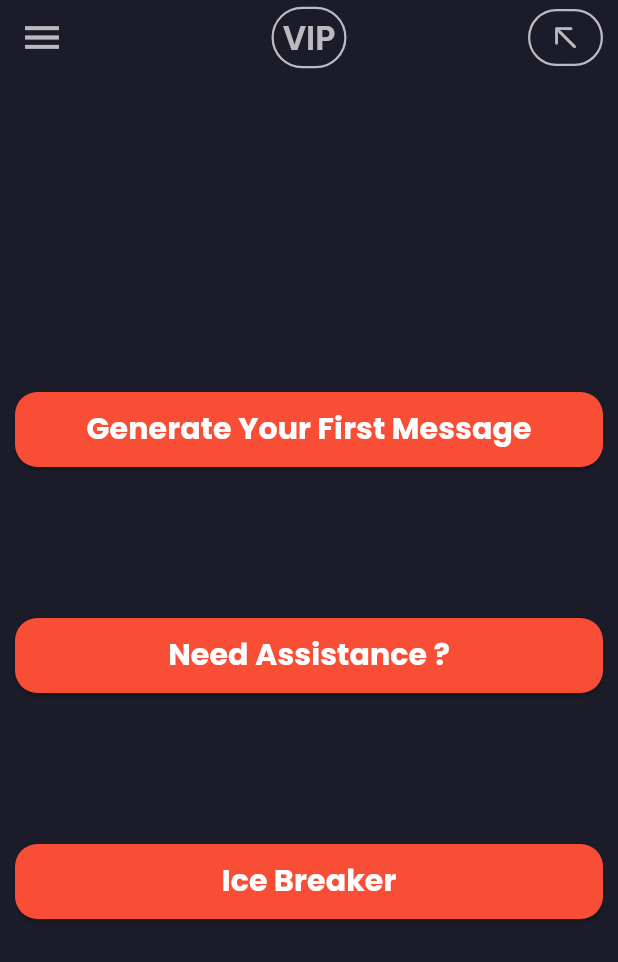
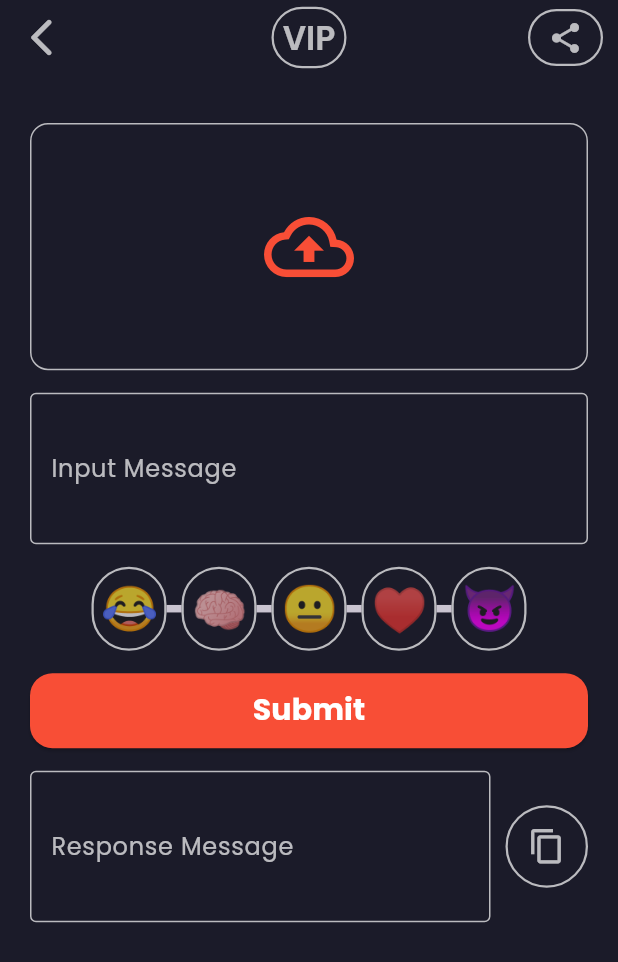
Before and after one commit to Ch-Adrees/AI-Dating-Assistant, a Flutter app: the screen it shows after launch, after a tap on "Need Assistance ?", on a phone screen of 412 x 824 dp. Shown: the top 962 px of the screen. Run offline on Flutter 3.47's test engine with Material 3 defaults, Android fonts, the phone set to English and light mode, and no system bars; our stand-ins replace get.

Commit message:
almost UI is Completed

```diff
--- a/lib/components/constants.dart
+++ b/lib/components/constants.dart
@@ -4,4 +4,9 @@ class Constants {
   static Color primaryColor = Colors.white70;
   static Color buttonBgColor = const Color.fromARGB(255, 248, 78, 54);
   static Color whiteSecondaryColor = Colors.white;
+  static List<Color> listOfColors = [
+    Colors.red,
+    Colors.blueAccent,
+  ];
+
 }
--- a/lib/components/custom_app_bar.dart
+++ b/lib/components/custom_app_bar.dart
@@ -1,26 +1,23 @@
-import 'package:flutter/cupertino.dart';
 import 'package:flutter/material.dart';
+
 import 'package:rizzhub/components/constants.dart';
 import 'package:rizzhub/components/custom_icon.dart';
 
-class CustomAppBar extends StatefulWidget implements PreferredSizeWidget {
-  const CustomAppBar({super.key});
+class CustomAppBar extends StatelessWidget implements PreferredSizeWidget {
+  const CustomAppBar({super.key, this.whichScreen, required this.onTap, this.widgetContext});
+  final String? whichScreen;
+  final VoidCallback onTap;
+  final BuildContext? widgetContext;
 
-  @override
-  State<CustomAppBar> createState() => _CustomAppBarState();
-
-  @override
-  Size get preferredSize => const Size.fromHeight(50.0);
-}
-
-class _CustomAppBarState extends State<CustomAppBar> {
   @override
   Widget build(BuildContext context) {
     return AppBar(
       leading: IconButton(
-        onPressed: () {},
+        onPressed: onTap,
         icon: Icon(
-          Icons.menu,
+          whichScreen != null && whichScreen == "home"
+              ? Icons.menu
+              : Icons.arrow_back_ios_rounded,
           color: Constants.primaryColor,
           size: 30,
         ),
@@ -37,7 +34,7 @@ class _CustomAppBarState extends State<CustomAppBar> {
           child: CustomIconButton(
             onTap: () {},
             icon: Icon(
-              CupertinoIcons.arrow_up_left,
+              Icons.share,
               color: Constants.primaryColor,
             ),
             height: 38,
@@ -47,4 +44,7 @@ class _CustomAppBarState extends State<CustomAppBar> {
       ],
     );
   }
+
+  @override
+  Size get preferredSize => const Size.fromHeight(50.0);
 }
--- a/lib/components/custom_icon.dart
+++ b/lib/components/custom_icon.dart
@@ -10,12 +10,16 @@ class CustomIconButton extends StatelessWidget {
       this.radius,
       this.width,
       required this.onTap,
-      this.icon});
+      this.icon,
+      this.containerInnerColor
+
+      });
   final double? height, width, fontSize;
   final String? centerItem;
   final Icon? icon;
   final VoidCallback onTap;
   final double? radius;
+  final Color? containerInnerColor;
 
   @override
   Widget build(BuildContext context) {
@@ -23,9 +27,11 @@ class CustomIconButton extends StatelessWidget {
         padding: const EdgeInsets.all(5.0),
         height: height,
         width: width,
+
         decoration: BoxDecoration(
           border: Border.all(width: 1.5, color: Constants.primaryColor),
           borderRadius: BorderRadius.circular(radius ?? 100),
+          color: containerInnerColor,
         ),
         child: InkWell(
           onTap: onTap,
--- /dev/null
+++ b/lib/components/custom_textField.dart
@@ -0,0 +1,45 @@
+import 'package:flutter/material.dart';
+import 'package:rizzhub/components/constants.dart';
+
+class CustomTextfield extends StatefulWidget {
+  const CustomTextfield(
+      {super.key,
+      this.focusNode,
+      required this.maxLines,
+      required this.hintText,
+      required this.label});
+  final FocusNode? focusNode;
+  final int maxLines;
+  final String hintText;
+  final String label;
+
+  @override
+  State<CustomTextfield> createState() => _CustomTextfieldState();
+}
+
+class _CustomTextfieldState extends State<CustomTextfield> {
+  @override
+  Widget build(BuildContext context) {
+    return TextFormField(
+      cursorColor: Constants.primaryColor,
+      maxLines: widget.maxLines,
+      focusNode: widget.focusNode,
+      decoration: InputDecoration(
+        contentPadding: const EdgeInsets.all(10),
+        hintText: widget.hintText,
+        label: Text(
+          widget.label,
+          style: TextStyle(
+            color: Constants.primaryColor,
+            fontFamily: "Poppins",
+          ),
+        ),
+      ),
+      style: const TextStyle(
+        color: Colors.white,
+        fontSize: 18,
+        fontFamily: "Poppins",
+      ),
+    );
+  }
+}
--- /dev/null
+++ b/lib/components/custom_tile.dart
@@ -0,0 +1,25 @@
+import 'package:flutter/material.dart';
+import 'package:rizzhub/components/constants.dart';
+
+class CustomListTile extends StatelessWidget {
+  const CustomListTile(
+      {super.key,
+      required this.onTap,
+      required this.icon,
+      required this.title});
+  final VoidCallback onTap;
+  final Icon icon;
+  final String title;
+
+  @override
+  Widget build(BuildContext context) {
+    return ListTile(
+      onTap: onTap,
+      leading: icon,
+      title: Text(title),
+      iconColor: Constants.buttonBgColor,
+      splashColor: Colors.white54,
+      textColor: Constants.primaryColor,
+    );
+  }
+}
--- /dev/null
+++ b/lib/components/styles_button.dart
@@ -0,0 +1,15 @@
+import 'package:flutter/material.dart';
+import 'package:rizzhub/components/custom_icon.dart';
+
+class StylesButton extends StatelessWidget {
+  const StylesButton({super.key});
+
+  @override
+  Widget build(BuildContext context) {
+    return Row(
+      children: List.generate(5, (index) {
+        return CustomIconButton(onTap: () {});
+      }),
+    );
+  }
+}
--- a/lib/components/theme.dart
+++ b/lib/components/theme.dart
@@ -21,12 +21,12 @@ class ThemeOfApp {
       )),
       enabledBorder: OutlineInputBorder(
           borderSide: BorderSide(
-        color: Colors.white,
+        color: Colors.white70,
       )),
       focusedBorder: OutlineInputBorder(
-          borderSide: BorderSide(
-        color: Colors.white,
-      ),
+        borderSide: BorderSide(
+          color: Colors.white,
+        ),
       ),
     ),
     textTheme: const TextTheme(
--- /dev/null
+++ b/lib/controllers/views/assistant_screen_controller.dart
@@ -0,0 +1,41 @@
+import 'package:flutter/material.dart';
+import 'package:get/get.dart';
+
+class AssistantScreenController extends GetxController {
+  Color containerInnerColor= Colors.white54;
+  int index = -1;
+  final List<String> emojies = ["😂", "🧠", "😐", "♥", "😈"];
+  String modeValue = "";
+
+  void onTapEmojie(int i) {
+    containerInnerColor = Colors.white54;
+    index = i;
+    switch (i) {
+      case 0:
+        modeValue = "happy";
+        update();
+        break;
+      case 1:
+        modeValue = "clever";
+        update();
+        break;
+      case 2:
+        modeValue = "neutral";
+        update();
+        break;
+      case 3:
+        modeValue = "flirty";
+        update();
+        break;
+      case 4:
+        modeValue = "extra flirty";
+        update();
+        break;
+      default:
+        modeValue = "";
+
+    }
+
+    update();
+  }
+}
--- /dev/null
+++ b/lib/screens/assistant.dart
@@ -0,0 +1,112 @@
+import 'package:flutter/material.dart';
+import 'package:get/get.dart';
+import 'package:rizzhub/components/constants.dart';
+import 'package:rizzhub/components/custom_app_bar.dart';
+import 'package:rizzhub/components/custom_button.dart';
+import 'package:rizzhub/components/custom_icon.dart';
+import 'package:rizzhub/components/custom_textField.dart';
+import 'package:rizzhub/controllers/views/assistant_screen_controller.dart';
+import 'package:rizzhub/widgets/custom_emojies_row.dart';
+
+class AssistantScreen extends StatefulWidget {
+  const AssistantScreen({super.key});
+
+  @override
+  State<AssistantScreen> createState() => _AssistantScreenState();
+}
+
+class _AssistantScreenState extends State<AssistantScreen> {
+  final AssistantScreenController _assistantScreenController =
+      Get.put(AssistantScreenController());
+  @override
+  Widget build(BuildContext context) {
+    return Scaffold(
+      appBar: CustomAppBar(
+        onTap: () {
+          Get.back();
+        },
+      ),
+      body: Padding(
+        padding: const EdgeInsets.symmetric(vertical: 12, horizontal: 20),
+        child: ListView(
+          children: [
+            SafeArea(
+                child: Column(
+              children: [
+                const SizedBox(
+                  height: 20,
+                ),
+                InkWell(
+                  onTap: () {},
+                  child: Container(
+                    width: MediaQuery.of(context).size.width,
+                    height: MediaQuery.of(context).size.height * 0.2,
+                    decoration: BoxDecoration(
+                      border: Border.all(
+                        color: Constants.primaryColor,
+                      ),
+                      borderRadius:
+                          const BorderRadius.all(Radius.circular(12.0)),
+                    ),
+                    child: Center(
+                      child: IconButton(
+                        onPressed: () {},
+                        icon: Icon(
+                          Icons.cloud_upload_outlined,
+                          color: Constants.buttonBgColor,
+                          size: 60,
+                        ),
+                      ),
+                    ),
+                  ),
+                ),
+                const SizedBox(
+                  height: 15,
+                ),
+                const CustomTextfield(
+                  hintText: "Paste Your Message Here",
+                  label: "Input Message",
+                  maxLines: 3,
+                ),
+                const SizedBox(
+                  height: 15,
+                ),
+                CustomEmojiesRow(),
+                const SizedBox(
+                  height: 15,
+                ),
+                CustomButton(onTap: () {}, text: "Submit"),
+                const SizedBox(
+                  height: 15,
+                ),
+                Row(
+                  children: [
+                    const Expanded(
+                        child: CustomTextfield(
+                      label: "Response Message",
+                      hintText: "Response Of Your Input",
+                      maxLines: 3,
+                    )),
+                    const SizedBox(
+                      width: 10,
+                    ),
+                    CustomIconButton(
+                      height: 55,
+                      width: 55,
+                      onTap: () {},
+                      icon: Icon(
+                        Icons.copy,
+                        color: Constants.primaryColor,
+                        size: 25,
+                      ),
+                    )
+                  ],
+                )
+              ],
+            )),
+          ],
+        ),
+      ),
+    );
+  }
+}
--- a/lib/screens/home.dart
+++ b/lib/screens/home.dart
@@ -2,7 +2,9 @@ import 'package:flutter/material.dart';
 import 'package:get/get.dart';
 import 'package:rizzhub/components/custom_app_bar.dart';
 import 'package:rizzhub/components/custom_button.dart';
+import 'package:rizzhub/screens/assistant.dart';
 import 'package:rizzhub/screens/ice_first_message.dart';
+import 'package:rizzhub/widgets/drawer.dart';
 
 class HomeScreen extends StatefulWidget {
   const HomeScreen({super.key});
@@ -15,7 +17,18 @@ class _HomeScreenState extends State<HomeScreen> {
   @override
   Widget build(BuildContext context) {
     return Scaffold(
-      appBar: const CustomAppBar(),
+      appBar: PreferredSize(
+          preferredSize: const Size.fromHeight(50.0),
+          child: Builder(builder: (context) {
+            return CustomAppBar(
+                whichScreen: "home",
+                onTap: () {
+                  Scaffold.of(context).openDrawer();
+                });
+          })),
+      drawer: const CustomDrawer(
+
+      ),
       body: SafeArea(
           child: Padding(
         padding: const EdgeInsets.symmetric(horizontal: 10),
@@ -35,7 +48,9 @@ class _HomeScreenState extends State<HomeScreen> {
             ),
             CustomButton(
               text: "Need Assistance ?",
-              onTap: () {},
+              onTap: () {
+                Get.to(() => const AssistantScreen());
+              },
             ),
             CustomButton(
               text: "Ice Breaker",
--- a/lib/screens/ice_first_message.dart
+++ b/lib/screens/ice_first_message.dart
@@ -1,8 +1,10 @@
 import 'package:flutter/material.dart';
+import 'package:get/get.dart';
 import 'package:rizzhub/components/constants.dart';
 import 'package:rizzhub/components/custom_app_bar.dart';
 import 'package:rizzhub/components/custom_button.dart';
 import 'package:rizzhub/components/custom_icon.dart';
+import 'package:rizzhub/components/custom_textField.dart';
 
 class IceAndFirstMessage extends StatefulWidget {
   const IceAndFirstMessage({super.key, required this.toScreen});
@@ -16,7 +18,11 @@ class _IceAndFirstMessageState extends State<IceAndFirstMessage> {
   @override
   Widget build(BuildContext context) {
     return Scaffold(
-      appBar: const CustomAppBar(),
+      appBar: CustomAppBar(
+        onTap: () {
+          Get.back();
+        },
+      ),
       body: SafeArea(
           child: Padding(
         padding: const EdgeInsets.all(10.0),
@@ -29,16 +35,10 @@ class _IceAndFirstMessageState extends State<IceAndFirstMessage> {
                   IntrinsicHeight(
                     child: SizedBox(
                         width: MediaQuery.of(context).size.width * 0.75,
-                        child: TextFormField(
+                        child: const CustomTextfield(
+                          label: "Response",
+                          hintText: "Random Generated Response",
                           maxLines: 5,
-                          decoration: const InputDecoration(
-                            contentPadding: EdgeInsets.all(9),
-                          ),
-                          style: const TextStyle(
-                            color: Colors.white,
-                            fontSize: 18,
-                            fontFamily: "Poppins",
-                          ),
                         )),
                   ),
                   const SizedBox(
@@ -60,6 +60,9 @@ class _IceAndFirstMessageState extends State<IceAndFirstMessage> {
                 height: 20,
               ),
               CustomButton(onTap: () {}, text: "Random Generator"),
+              const SizedBox(
+                height: 20,
+              )
             ],
           ),
         ),
--- /dev/null
+++ b/lib/widgets/custom_emojies_row.dart
@@ -0,0 +1,41 @@
+import 'package:flutter/material.dart';
+import 'package:get/get.dart';
+import 'package:rizzhub/components/custom_icon.dart';
+import 'package:rizzhub/controllers/views/assistant_screen_controller.dart';
+
+class CustomEmojiesRow extends StatelessWidget {
+  CustomEmojiesRow({super.key});
+
+
+  @override
+  Widget build(BuildContext context) {
+    return GetBuilder<AssistantScreenController>(
+      builder: (controller) => Row(
+        mainAxisAlignment: MainAxisAlignment.center,
+        children:
+            List.generate(controller.emojies.length, (index) {
+          return Row(
+            children: [
+              CustomIconButton(
+                containerInnerColor: controller.index == index
+                    ? controller.containerInnerColor
+                    : null,
+                width: 50,
+                onTap: () {
+                  controller.onTapEmojie(index);
+                },
+                centerItem: controller.emojies[index],
+                fontSize: 30,
+              ),
+              if (index < controller.emojies.length - 1)
+                const SizedBox(
+                  width: 10,
+                  child: Divider(thickness: 5),
+                ),
+            ],
+          );
+        }),
+      ),
+    );
+  }
+}
--- /dev/null
+++ b/lib/widgets/drawer.dart
@@ -0,0 +1,70 @@
+import 'package:flutter/material.dart';
+import 'package:rizzhub/components/custom_tile.dart';
+
+class CustomDrawer extends StatelessWidget {
+  const CustomDrawer({super.key});
+
+  @override
+  Widget build(BuildContext context) {
+    return Drawer(
+      width: MediaQuery.of(context).size.width * 0.78,
+      backgroundColor: Theme.of(context).scaffoldBackgroundColor,
+      child: SafeArea(
+        child: Container(
+          decoration: BoxDecoration(
+            borderRadius: BorderRadius.circular(10.0),
+          ),
+          child: ListView(
+            children: [
+              DrawerHeader(
+                  child: Column(
+                crossAxisAlignment: CrossAxisAlignment.center,
+                children: [
+                  SizedBox(
+                    height: 130,
+                    width: 130,
+                    child: ClipOval(
+                      child: Image.asset("assets/logos/club.png"),
+                    ),
+                  ),
+                ],
+              )),
+              CustomListTile(
+                  onTap: () {},
+                  icon: const Icon(Icons.privacy_tip_outlined),
+                  title: "Privacy Policy"),
+              const SizedBox(
+                height: 10,
+              ),
+              CustomListTile(
+                  onTap: () {},
+                  icon: const Icon(Icons.star_border),
+                  title: "App Rating"),
+              const SizedBox(
+                height: 10,
+              ),
+              CustomListTile(
+                  onTap: () {},
+                  icon: const Icon(Icons.delete_outline),
+                  title: "Delete"),
+              const SizedBox(
+                height: 10,
+              ),
+              CustomListTile(
+                  onTap: () {},
+                  icon: const Icon(Icons.notification_important),
+                  title: "VIP"),
+              const SizedBox(
+                height: 10,
+              ),
+              CustomListTile(
+                  onTap: () {},
+                  icon: const Icon(Icons.language),
+                  title: "Language "),
+            ],
+          ),
+        ),
+      ),
+    );
+  }
+}
```
Also changed, not shown: pubspec.yaml (+4 -3 lines), assets/logos/club.png (added).
